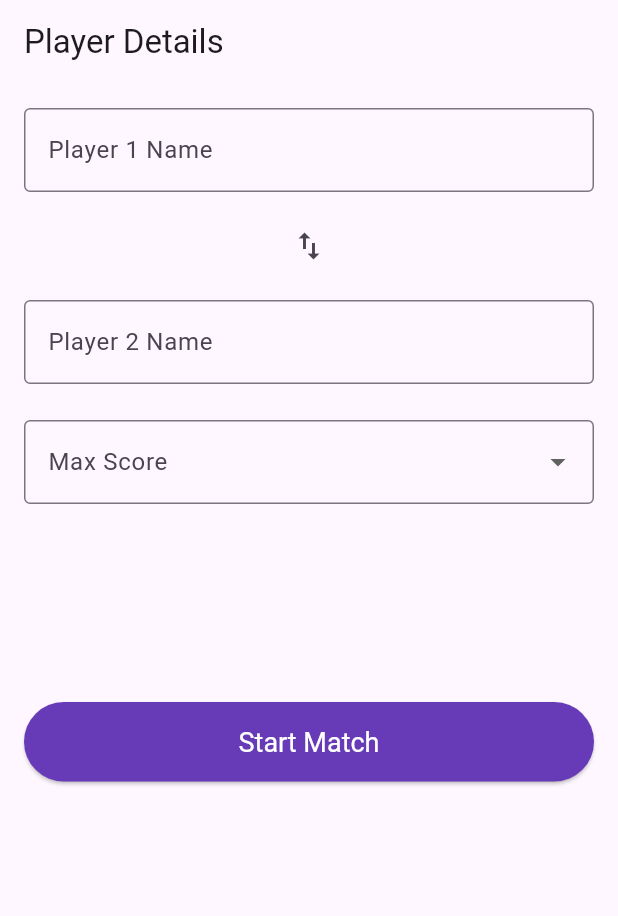
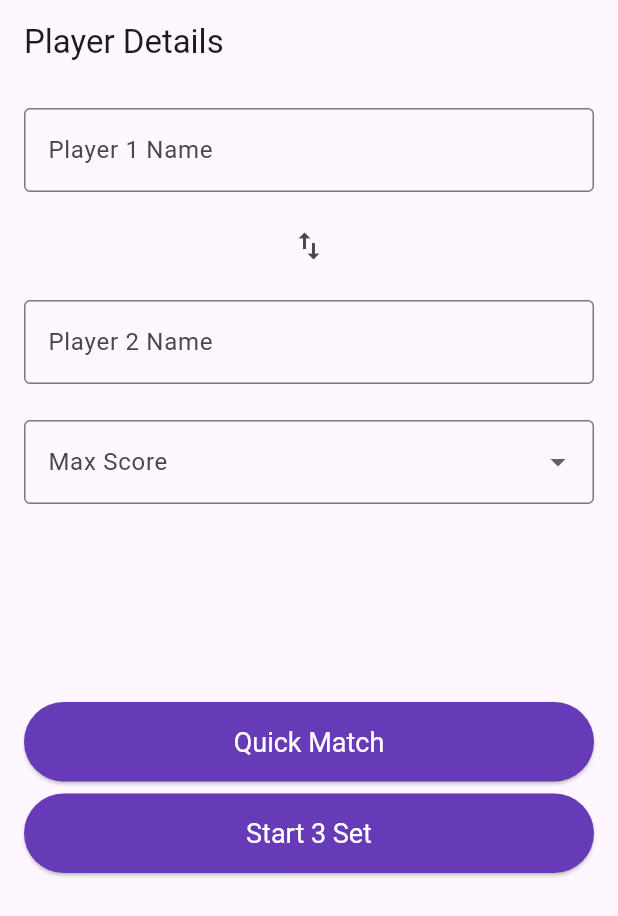
Before and after one commit to AwfulAlien/Sock, a Flutter app: the screen it shows after launch, on a phone screen of 412 x 824 dp. Shown: the top 916 px of the screen. Run offline on Flutter 3.47's test engine with Material 3 defaults, Android fonts, the phone set to English and light mode, and no system bars; our stand-ins replace wakelock_plus.

Commit message:
3 set button added and added island to show conditionally func

```diff
--- a/lib/screen/player_entry_screen.dart
+++ b/lib/screen/player_entry_screen.dart
@@ -14,7 +14,7 @@ class _PlayerEntryScreenState extends State<PlayerEntryScreen> {
   final _player2Controller = TextEditingController();
   int? _maxScore;
 
-  void _startMatch() {
+  void _startMatch(bool is3Set) {
     if (_player1Controller.text.trim().isEmpty ||
         _player2Controller.text.trim().isEmpty ||
         _maxScore == null) {
@@ -31,6 +31,7 @@ class _PlayerEntryScreenState extends State<PlayerEntryScreen> {
             player1Name: _player1Controller.text.trim(),
             player2Name: _player2Controller.text.trim(),
             maxScore: _maxScore,
+            is3Set: is3Set,
           ),
         ),
       );
@@ -108,13 +109,23 @@ class _PlayerEntryScreenState extends State<PlayerEntryScreen> {
               ),
               const SizedBox(height: 8),
               ElevatedButton(
-                onPressed: _startMatch,
+                onPressed: () => _startMatch(false),
                 style: ElevatedButton.styleFrom(
                     padding: const EdgeInsets.symmetric(vertical: 16),
                     textStyle: const TextStyle(fontSize: 18),
                     backgroundColor: Colors.deepPurple,
                     foregroundColor: Colors.white),
-                child: const Text('Start Match'),
+                child: const Text('Quick Match'),
+              ),
+              const SizedBox(height: 8),
+              ElevatedButton(
+                onPressed: () => _startMatch(true),
+                style: ElevatedButton.styleFrom(
+                    padding: const EdgeInsets.symmetric(vertical: 16),
+                    textStyle: const TextStyle(fontSize: 18),
+                    backgroundColor: Colors.deepPurple,
+                    foregroundColor: Colors.white),
+                child: const Text('Start 3 Set'),
               ),
             ],
           ),
```
Also changed, not shown: lib/screen/score_screen.dart (+13 -8 lines).
